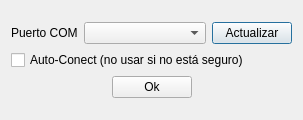
arukagiri/interfazLAC, file openport.ui: the form before one commit.
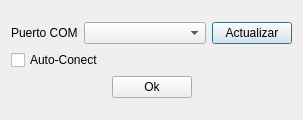
The form after the commit.

Diff of the .ui file:
```diff
--- a/openport.ui
+++ b/openport.ui
@@ -47,7 +47,7 @@
      <item>
       <widget class="QCheckBox" name="autocon_checkBox">
        <property name="text">
-        <string>Auto-Conect (no usar si no está seguro)</string>
+        <string>Auto-Conect</string>
        </property>
       </widget>
      </item>
```
